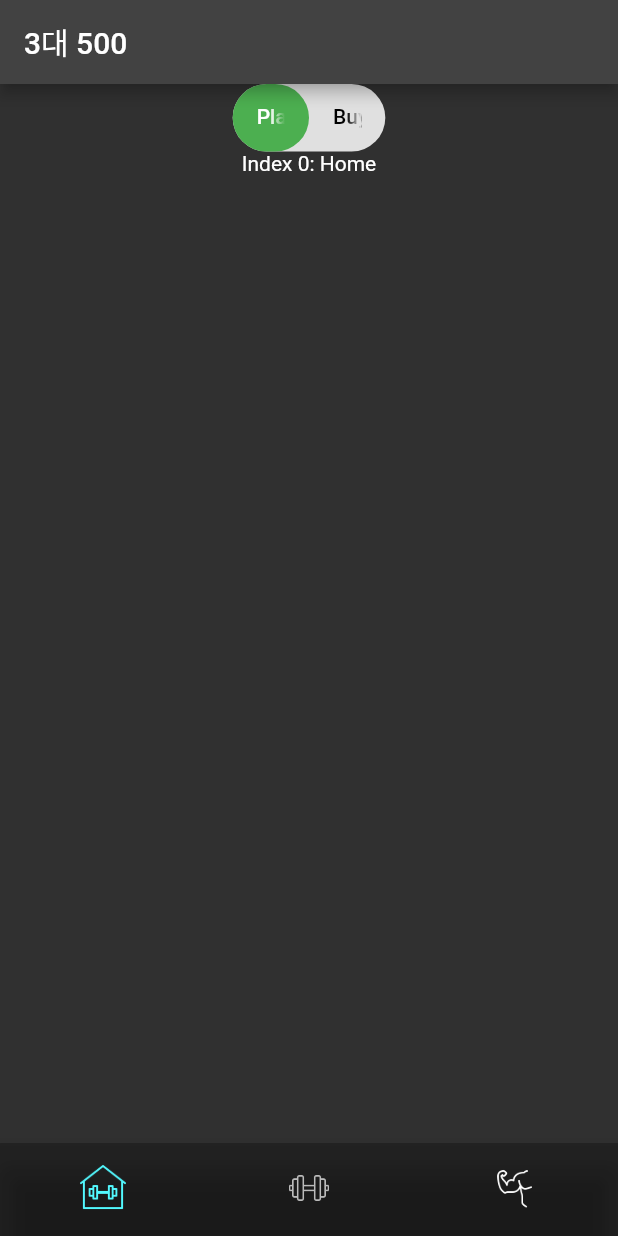
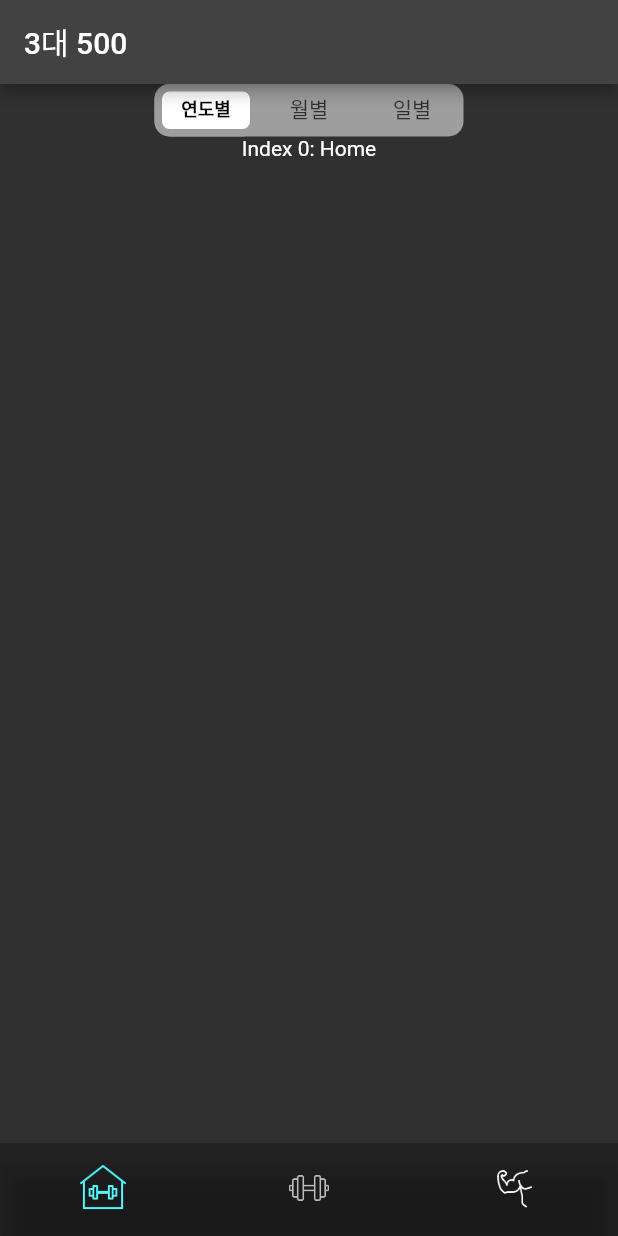
Before and after one commit to mcoding777/Flutter_Health, a Flutter app: the screen it shows after launch, on a phone screen of 412 x 824 dp. Run offline on Flutter 3.47's test engine with Material 2 defaults, Android fonts, the phone set to English and light mode, and no system bars.

Commit message:
refactor: day toggle button 구현

```diff
--- a/lib/components/button/day_toggle_button.dart
+++ b/lib/components/button/day_toggle_button.dart
@@ -10,11 +10,19 @@ class DayToggleButton extends StatefulWidget {
 
 class DayToggleButtonState extends State<DayToggleButton>
     with SingleTickerProviderStateMixin {
+  // AnimationController Timer (1개의 애니메이션)
   late TabController _tabController;
+  // _tabController.index로 현재 선택된 index에 접근 가능
+
+  List<Button> buttons = <Button>[
+    Button(widget: const Tab(text: "연도별"), isSelected: false),
+    Button(widget: const Tab(text: "월별"), isSelected: false),
+    Button(widget: const Tab(text: "일별"), isSelected: true),
+  ];
 
   @override
   void initState() {
-    _tabController = TabController(length: 2, vsync: this);
+    _tabController = TabController(length: 3, vsync: this);
     super.initState();
   }
 
@@ -29,12 +37,12 @@ class DayToggleButtonState extends State<DayToggleButton>
     return LayoutBuilder(
       builder: (context, constraints) {
         return Container(
-          width: (constraints.maxWidth / 4) - (5 / 4),
-          height: 45,
+          width: (constraints.maxWidth / 2),
+          height: 35,
           decoration: BoxDecoration(
-            color: Colors.grey[300],
+            color: Colors.grey[500],
             borderRadius: BorderRadius.circular(
-              25.0,
+              10.0,
             ),
           ),
           child: TabBar(
@@ -42,23 +50,22 @@ class DayToggleButtonState extends State<DayToggleButton>
             // give the indicator a decoration (color and border radius)
             indicator: BoxDecoration(
               borderRadius: BorderRadius.circular(
-                25.0,
+                10.0,
               ),
-              color: Colors.green,
+              border: Border.all(
+                color: Colors.grey.shade500,
+                width: 5,
+              ),
+              color: Colors.white,
             ),
-            labelColor: Colors.white,
-            unselectedLabelColor: Colors.black,
-            tabs: const [
-              // first tab [you can add an icon using the icon property]
-              Tab(
-                text: 'Place Bid',
-              ),
-
-              // second tab [you can add an icon using the icon property]
-              Tab(
-                text: 'Buy Now',
-              ),
-            ],
+            labelStyle:
+                const TextStyle(fontWeight: FontWeight.bold, fontSize: 12),
+            labelColor: Colors.black,
+            unselectedLabelStyle: const TextStyle(
+              fontWeight: FontWeight.w500,
+            ),
+            tabs: buttons.map((e) => e.widget).toList(),
+            labelPadding: const EdgeInsets.all(0), // 글씨 흐릿해지는 현상 제거
           ),
         );
       },
```
